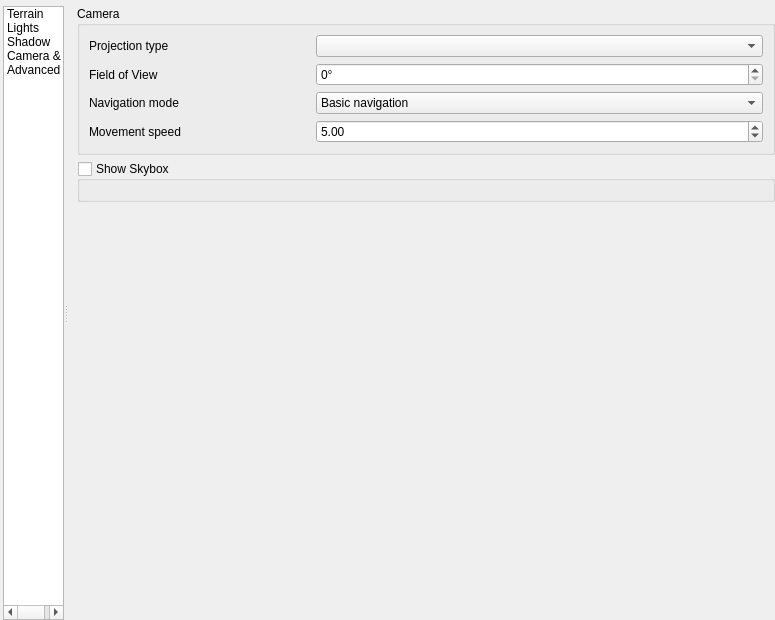
Before: the Qt Designer form src/ui/3d/map3dconfigwidget.ui in qgis/QGIS, drawn with Qt 5.
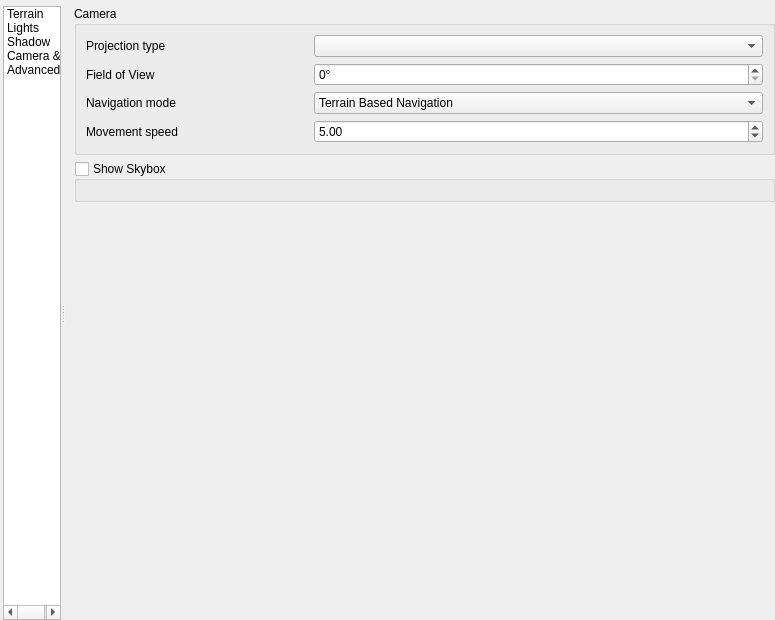
After: the same form once the commit is applied. Icons and pictures are not drawn. Custom widgets are drawn as their Qt base class.

Commit message: rename navigation modes

Patch:
```diff
--- a/src/ui/3d/map3dconfigwidget.ui
+++ b/src/ui/3d/map3dconfigwidget.ui
@@ -645,7 +645,7 @@
                    <widget class="QComboBox" name="mCameraNavigationMode">
                     <item>
                      <property name="text">
-                      <string>Basic navigation</string>
+                      <string>Terrain Based Navigation</string>
                      </property>
                     </item>
                     <item>
```
Left out of the diff: 2 changed lines with no effect on the pictures. The commit also changes 4 other files.
